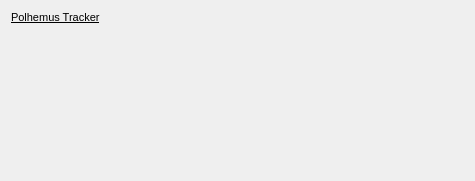
This is Modules/IGTUI/Qmitk/QmitkPolhemusTrackerWidget.ui in MITK/MITK as Qt 5 draws it before an edit. The edited form follows.
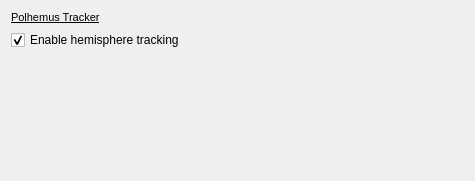
This is the edited form.

Commit message: Implemented configuration of hemisphere tracking.

What changed in the file:
```diff
--- a/Modules/IGTUI/Qmitk/QmitkPolhemusTrackerWidget.ui
+++ b/Modules/IGTUI/Qmitk/QmitkPolhemusTrackerWidget.ui
@@ -22,6 +22,16 @@
      </property>
     </widget>
    </item>
+   <item>
+    <widget class="QCheckBox" name="m_hemisphereTracking">
+     <property name="text">
+      <string>Enable hemisphere tracking</string>
+     </property>
+     <property name="checked">
+      <bool>true</bool>
+     </property>
+    </widget>
+   </item>
    <item>
     <spacer name="verticalSpacer">
      <property name="orientation">
```
Left out of the diff: 2 changed lines with no effect on the pictures. The commit also changes 5 other files.
